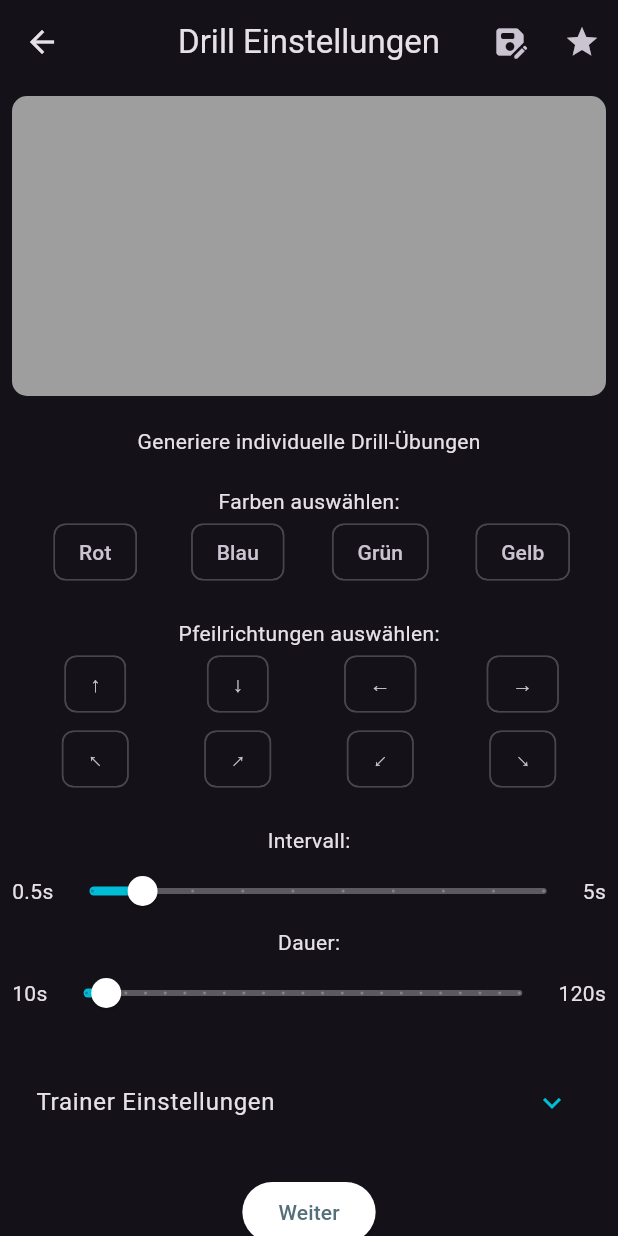
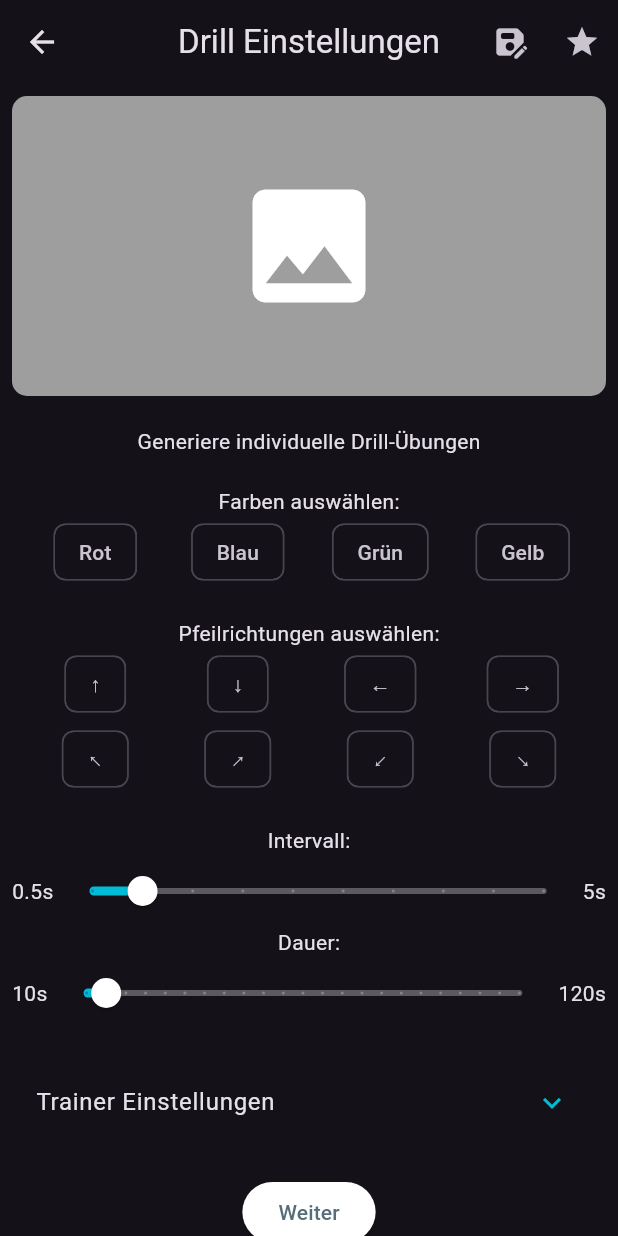
Before and after one commit to AniMZ711/neurox, a Flutter app: the screen it shows after launch, after a tap on "DRILL GENERATOR", on a phone screen of 412 x 824 dp. Run offline on Flutter 3.47's test engine with Material 3 defaults, Android fonts, the phone set to English and light mode, and no system bars; our stand-ins replace bloc, flutter_bloc, shared_preferences; network calls fail.

Commit message:
final verison

```diff
--- a/lib/components/background.dart
+++ b/lib/components/background.dart
@@ -8,7 +8,7 @@ class StandardBackground extends StatelessWidget {
   @override
   Widget build(BuildContext context) {
     return Container(
-      decoration: BoxDecoration(
+      decoration: const BoxDecoration(
           gradient: LinearGradient(
         begin: Alignment.topRight,
         end: Alignment.bottomLeft,
--- a/lib/components/game_card.dart
+++ b/lib/components/game_card.dart
@@ -31,7 +31,7 @@ class GameCard extends StatelessWidget {
             height: 60,
             fit: BoxFit.contain,
           ),
-          SizedBox(height: 10),
+          const SizedBox(height: 10),
           Text(
             title.toUpperCase(),
             style: const TextStyle(
--- a/lib/logic/drill_state.dart
+++ b/lib/logic/drill_state.dart
@@ -4,7 +4,12 @@ class DrillState {
   final int count;
   final Color color;
   final String direction;
+  final IconData? icon;
 
-  DrillState(
-      {required this.count, required this.color, required this.direction});
+  DrillState({
+    required this.count,
+    required this.color,
+    required this.direction,
+    this.icon,
+  });
 }
--- a/lib/pages/game_settings.dart
+++ b/lib/pages/game_settings.dart
@@ -16,6 +16,7 @@ class SettingsPage extends StatefulWidget {
 class _SettingsPageState extends State<SettingsPage> {
   List<String> colors = ['Rot', 'Blau', 'Grün', 'Gelb'];
   List<String> directions = ['↑', '↓', '←', '→', '↖', '↗', '↙', '↘'];
+  // default values for interval and duration
   Duration interval = const Duration(seconds: 1);
   Duration duration = const Duration(seconds: 10);
   List<String> selectedColors = [];
@@ -143,7 +144,7 @@ class _SettingsPageState extends State<SettingsPage> {
               },
             ),
             IconButton(
-              icon: Icon(Icons.star),
+              icon: const Icon(Icons.star),
               onPressed: () async {
                 final result = await Navigator.push(
                   context,
@@ -176,6 +177,7 @@ class _SettingsPageState extends State<SettingsPage> {
                     color: Colors.grey[500],
                     borderRadius: BorderRadius.circular(10),
                   ),
+                  child: const Icon(Icons.image, size: 100),
                 ),
                 const SizedBox(height: 20),
                 const Text("Generiere individuelle Drill-Übungen"),
@@ -298,7 +300,7 @@ class _SettingsPageState extends State<SettingsPage> {
                         ),
                       ),
                     ),
-                    Text('120s'),
+                    const Text('120s'),
                   ],
                 ),
                 const SizedBox(height: 20),
--- a/lib/pages/home_page.dart
+++ b/lib/pages/home_page.dart
@@ -28,12 +28,6 @@ class _HomePageState extends State<HomePage> {
     SettingsPage(),
   ];
 
-  void _onDestinationSelected(int index) {
-    setState(() {
-      currentPageIndex = index;
-    });
-  }
-
   @override
   Widget build(BuildContext context) {
     return Scaffold(
@@ -50,22 +44,21 @@ class _HomePageState extends State<HomePage> {
           ])),
       body: Stack(
         children: [
-          StandardBackground(child: Container()), // Background layer
+          StandardBackground(child: Container()),
           SafeArea(
             child: Center(
               child: Column(
                 children: <Widget>[
-                  const SizedBox(height: 80), // Add space for AppBar
+                  const SizedBox(height: 80),
                   const Text(
                     "Let's start training!",
                     style: TextStyle(
                       fontSize: 20,
                       fontWeight: FontWeight.normal,
-                      color:
-                          Colors.white, // Ensure text is visible on background
+                      color: Colors.white,
                     ),
                   ),
-                  SizedBox(
+                  const SizedBox(
                     height: 50,
                   ),
                   GestureDetector(
@@ -74,12 +67,10 @@ class _HomePageState extends State<HomePage> {
                     },
                     child: GameCard(title: "Drill Generator"),
                   ),
-                  // GestureDetector(
-                  //   onTap: () {
-                  //     _navigateToGameSettings(context, "Reaction");
-                  //   },
-                  //   child: GameCard(title: "Reaction"),
-                  // ),
+                  const SizedBox(
+                    height: 20,
+                  ),
+                  GameCard(title: "another game "),
                 ],
               ),
             ),
--- a/lib/pages/search_page.dart
+++ b/lib/pages/search_page.dart
@@ -9,7 +9,7 @@ class SearchPage extends StatelessWidget {
       appBar: AppBar(
         title: Text('Search Page'),
       ),
-      body: Center(
+      body: const Center(
         child: Column(
           children: <Widget>[
             Text("Search Page",
--- a/pubspec.yaml
+++ b/pubspec.yaml
@@ -15,6 +15,7 @@ dependencies:
   flutter_animate: ^4.5.0
   flutter_bloc: ^8.1.5
 
+  shared_preferences: ^2.2.3
   stop_watch_timer: ^3.1.1
   url_launcher: ^6.2.6
 
```
Also changed, not shown: lib/logic/drill_cubit.dart (+37 -53 lines), lib/pages/drill.dart (+2 -27 lines), lib/pages/presets_page.dart (+3 -4 lines), pubspec.lock.
